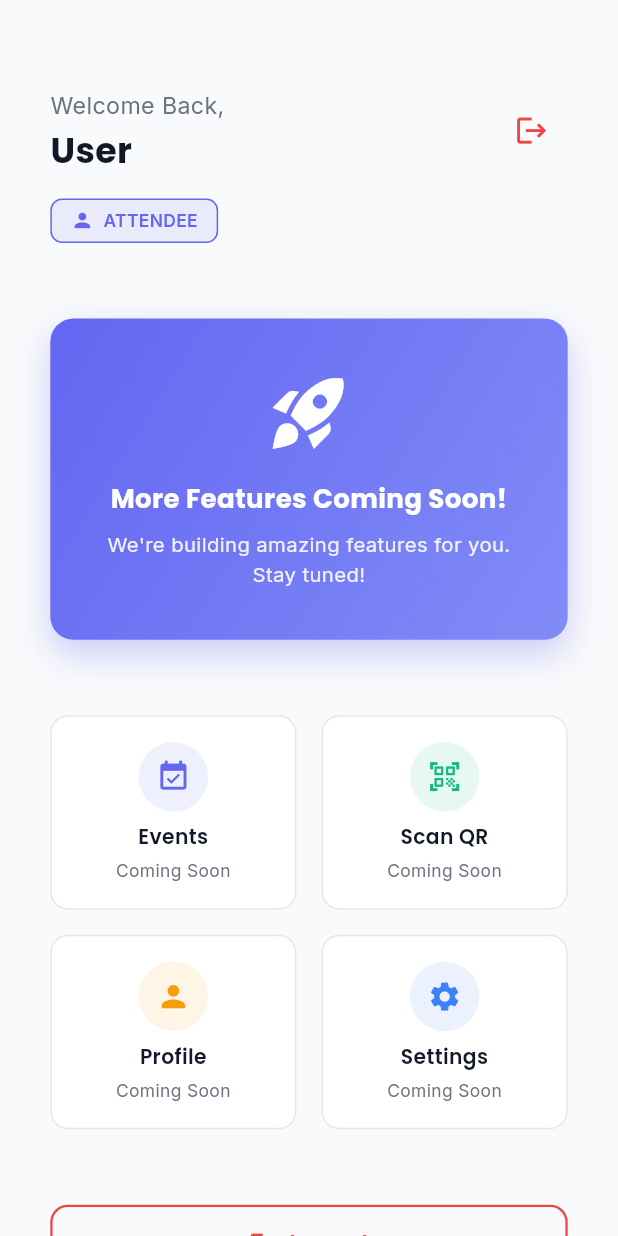
After one commit to somaa1/EventifyApp, a Flutter app: the HomeScreen screen opened by its route, on a phone screen of 412 x 824 dp. The commit adds this screen. Run offline on Flutter 3.47's test engine with Material 3 defaults, Android fonts, the phone set to English and light mode, and no system bars; drawn by our look-alikes of flutter_animate; our stand-ins replace dio, equatable, flutter_bloc, flutter_screenutil, flutter_secure_storage, get_it and 6 more; accounts and stored records are empty; generated files the repository leaves out were written again.

Commit message:
Add HomeScreen and integrate navigation after auth
Implemented the HomeScreen with UI and logout functionality. Updated app_router to include the home route. Modified login, OTP verification, and splash screens to navigate to the home screen upon successful authentication. Refactored button callbacks to accept BuildContext where needed.

```diff
--- a/lib/core/router/app_router.dart
+++ b/lib/core/router/app_router.dart
@@ -7,6 +7,7 @@ import '../../features/auth/presentation/screens/login_screen.dart';
 import '../../features/auth/presentation/screens/register_screen.dart';
 import '../../features/auth/presentation/screens/otp_verification_screen.dart';
 import '../../features/auth/presentation/screens/forgot_password_screen.dart';
+import '../../features/home/presentation/screens/home_screen.dart';
 import '../constants/app_constants.dart';
 
 class AppRouter {
@@ -147,7 +148,20 @@ class AppRouter {
           },
         ),
       ),
-      // TODO: Add home route when home screen is created
+      GoRoute(
+        path: home,
+        name: 'home',
+        pageBuilder: (context, state) => CustomTransitionPage(
+          key: state.pageKey,
+          child: const HomeScreen(),
+          transitionsBuilder: (context, animation, secondaryAnimation, child) {
+            return FadeTransition(
+              opacity: animation,
+              child: child,
+            );
+          },
+        ),
+      ),
     ],
   );
 
--- a/lib/features/auth/presentation/screens/login_screen.dart
+++ b/lib/features/auth/presentation/screens/login_screen.dart
@@ -51,7 +51,7 @@ class _LoginScreenState extends State<LoginScreen> {
     return null;
   }
 
-  void _handleLogin() {
+  void _handleLogin(BuildContext context) {
     if (_formKey.currentState!.validate()) {
       context.read<AuthBloc>().add(
             LoginRequested(
@@ -71,14 +71,20 @@ class _LoginScreenState extends State<LoginScreen> {
           child: BlocConsumer<AuthBloc, AuthState>(
             listener: (context, state) {
               if (state is AuthAuthenticated) {
-                // TODO: Navigate to home screen
+                // Show success message
                 ScaffoldMessenger.of(context).showSnackBar(
                   const SnackBar(
                     content: Text('Login successful!'),
                     backgroundColor: AppColors.success,
+                    duration: Duration(seconds: 1),
                   ),
                 );
-                // context.go(AppRouter.home); // Will add this when home is created
+                // Navigate to home screen
+                Future.delayed(const Duration(milliseconds: 500), () {
+                  if (context.mounted) {
+                    context.go(AppRouter.home);
+                  }
+                });
               } else if (state is AuthError) {
                 ScaffoldMessenger.of(context).showSnackBar(
                   SnackBar(
@@ -188,7 +194,7 @@ class _LoginScreenState extends State<LoginScreen> {
                       LoadingButton(
                         text: 'Login',
                         isLoading: isLoading,
-                        onPressed: _handleLogin,
+                        onPressed: () => _handleLogin(context),
                       )
                           .animate()
                           .fadeIn(duration: 600.ms, delay: 500.ms)
--- a/lib/features/auth/presentation/screens/otp_verification_screen.dart
+++ b/lib/features/auth/presentation/screens/otp_verification_screen.dart
@@ -6,6 +6,7 @@ import 'package:flutter_screenutil/flutter_screenutil.dart';
 import 'package:go_router/go_router.dart';
 import '../../../../core/theme/app_colors.dart';
 import '../../../../core/theme/app_spacing.dart';
+import '../../../../core/router/app_router.dart';
 import '../../../../core/di/injection.dart';
 import '../bloc/auth_bloc.dart';
 import '../widgets/otp_input_field.dart';
@@ -53,7 +54,7 @@ class _OtpVerificationScreenState extends State<OtpVerificationScreen> {
     });
   }
 
-  void _handleVerifyOtp() {
+  void _handleVerifyOtp(BuildContext context) {
     if (_otp.length == 6) {
       context.read<AuthBloc>().add(
             VerifyOtpRequested(
@@ -64,7 +65,7 @@ class _OtpVerificationScreenState extends State<OtpVerificationScreen> {
     }
   }
 
-  void _handleResendOtp() {
+  void _handleResendOtp(BuildContext context) {
     context.read<AuthBloc>().add(
           ResendOtpRequested(email: widget.email),
         );
@@ -86,15 +87,20 @@ class _OtpVerificationScreenState extends State<OtpVerificationScreen> {
           child: BlocConsumer<AuthBloc, AuthState>(
             listener: (context, state) {
               if (state is AuthAuthenticated) {
-                // TODO: Navigate to home screen
+                // Show success message
                 ScaffoldMessenger.of(context).showSnackBar(
                   const SnackBar(
                     content: Text('Verification successful!'),
                     backgroundColor: AppColors.success,
+                    duration: Duration(seconds: 1),
                   ),
                 );
-                // Navigate to home when implemented
-                // context.go(AppRouter.home);
+                // Navigate to home screen
+                Future.delayed(const Duration(milliseconds: 500), () {
+                  if (context.mounted) {
+                    context.go(AppRouter.home);
+                  }
+                });
               } else if (state is AuthOtpResent) {
                 ScaffoldMessenger.of(context).showSnackBar(
                   SnackBar(
@@ -204,7 +210,7 @@ class _OtpVerificationScreenState extends State<OtpVerificationScreen> {
                           .fadeIn(duration: 600.ms, delay: 600.ms)
                     else
                       TextButton(
-                        onPressed: _handleResendOtp,
+                        onPressed: () => _handleResendOtp(context),
                         child: const Text('Resend Code'),
                       )
                           .animate()
@@ -216,7 +222,7 @@ class _OtpVerificationScreenState extends State<OtpVerificationScreen> {
                     LoadingButton(
                       text: 'Verify',
                       isLoading: isLoading,
-                      onPressed: _otp.length == 6 ? _handleVerifyOtp : null,
+                      onPressed: _otp.length == 6 ? () => _handleVerifyOtp(context) : null,
                     )
                         .animate()
                         .fadeIn(duration: 600.ms, delay: 700.ms)
--- a/lib/features/auth/presentation/screens/register_screen.dart
+++ b/lib/features/auth/presentation/screens/register_screen.dart
@@ -75,7 +75,7 @@ class _RegisterScreenState extends State<RegisterScreen> {
     return null;
   }
 
-  void _handleRegister() {
+  void _handleRegister(BuildContext context) {
     if (_formKey.currentState!.validate()) {
       context.read<AuthBloc>().add(
             RegisterRequested(
@@ -262,7 +262,7 @@ class _RegisterScreenState extends State<RegisterScreen> {
                       LoadingButton(
                         text: 'Create Account',
                         isLoading: isLoading,
-                        onPressed: _handleRegister,
+                        onPressed: () => _handleRegister(context),
                       )
                           .animate()
                           .fadeIn(duration: 600.ms, delay: 700.ms)
--- /dev/null
+++ b/lib/features/home/presentation/screens/home_screen.dart
@@ -0,0 +1,334 @@
+import 'package:flutter/material.dart';
+import 'package:flutter_bloc/flutter_bloc.dart';
+import 'package:flutter_animate/flutter_animate.dart';
+import 'package:flutter_screenutil/flutter_screenutil.dart';
+import 'package:go_router/go_router.dart';
+import '../../../../core/theme/app_colors.dart';
+import '../../../../core/theme/app_spacing.dart';
+import '../../../../core/theme/app_text_styles.dart';
+import '../../../../core/router/app_router.dart';
+import '../../../../core/di/injection.dart';
+import '../../../auth/presentation/bloc/auth_bloc.dart';
+
+class HomeScreen extends StatelessWidget {
+  const HomeScreen({super.key});
+
+  void _handleLogout(BuildContext context) {
+    context.read<AuthBloc>().add(LogoutRequested());
+  }
+
+  @override
+  Widget build(BuildContext context) {
+    return BlocProvider(
+      create: (context) => getIt<AuthBloc>(),
+      child: Scaffold(
+        body: SafeArea(
+          child: BlocConsumer<AuthBloc, AuthState>(
+            listener: (context, state) {
+              if (state is AuthUnauthenticated) {
+                // Navigate to login after logout
+                context.go(AppRouter.login);
+              }
+            },
+            builder: (context, state) {
+              // Get user data from authenticated state
+              String userName = 'User';
+              String userRole = 'ATTENDEE';
+
+              if (state is AuthAuthenticated) {
+                userName = state.name;
+                userRole = state.role;
+              }
+
+              return SingleChildScrollView(
+                padding: EdgeInsets.all(AppSpacing.xl),
+                child: Column(
+                  crossAxisAlignment: CrossAxisAlignment.start,
+                  children: [
+                    SizedBox(height: AppSpacing.lg),
+
+                    // Welcome Header
+                    Row(
+                      mainAxisAlignment: MainAxisAlignment.spaceBetween,
+                      children: [
+                        Expanded(
+                          child: Column(
+                            crossAxisAlignment: CrossAxisAlignment.start,
+                            children: [
+                              Text(
+                                'Welcome Back,',
+                                style: AppTextStyles.textTheme.bodyLarge?.copyWith(
+                                  color: AppColors.textSecondary,
+                                ),
+                              )
+                                  .animate()
+                                  .fadeIn(duration: 600.ms)
+                                  .slideY(begin: -0.3, end: 0, duration: 600.ms),
+
+                              SizedBox(height: 4.h),
+
+                              Text(
+                                userName,
+                                style: AppTextStyles.textTheme.displaySmall?.copyWith(
+                                  fontWeight: FontWeight.bold,
+                                ),
+                                maxLines: 2,
+                                overflow: TextOverflow.ellipsis,
+                              )
+                                  .animate()
+                                  .fadeIn(duration: 600.ms, delay: 100.ms)
+                                  .slideY(begin: -0.3, end: 0, duration: 600.ms, delay: 100.ms),
+                            ],
+                          ),
+                        ),
+
+                        // Logout Button
+                        IconButton(
+                          onPressed: () => _handleLogout(context),
+                          icon: Icon(
+                            Icons.logout,
+                            size: AppSpacing.iconMd,
+                            color: AppColors.error,
+                          ),
+                        )
+                            .animate()
+                            .fadeIn(duration: 600.ms, delay: 200.ms)
+                            .scale(duration: 600.ms, delay: 200.ms),
+                      ],
+                    ),
+
+                    SizedBox(height: AppSpacing.md),
+
+                    // Role Badge
+                    Container(
+                      padding: EdgeInsets.symmetric(
+                        horizontal: 12.w,
+                        vertical: 6.h,
+                      ),
+                      decoration: BoxDecoration(
+                        color: userRole == 'ORGANIZER'
+                            ? AppColors.secondary.withValues(alpha: 0.1)
+                            : AppColors.primary.withValues(alpha: 0.1),
+                        borderRadius: BorderRadius.circular(AppSpacing.radiusSm),
+                        border: Border.all(
+                          color: userRole == 'ORGANIZER'
+                              ? AppColors.secondary
+                              : AppColors.primary,
+                          width: 1,
+                        ),
+                      ),
+                      child: Row(
+                        mainAxisSize: MainAxisSize.min,
+                        children: [
+                          Icon(
+                            userRole == 'ORGANIZER' ? Icons.event : Icons.person,
+                            size: 16.r,
+                            color: userRole == 'ORGANIZER'
+                                ? AppColors.secondary
+                                : AppColors.primary,
+                          ),
+                          SizedBox(width: 6.w),
+                          Text(
+                            userRole,
+                            style: AppTextStyles.textTheme.labelMedium?.copyWith(
+                              color: userRole == 'ORGANIZER'
+                                  ? AppColors.secondary
+                                  : AppColors.primary,
+                              fontWeight: FontWeight.w600,
+                            ),
+                          ),
+                        ],
+                      ),
+                    )
+                        .animate()
+                        .fadeIn(duration: 600.ms, delay: 300.ms)
+                        .slideX(begin: -0.2, end: 0, duration: 600.ms, delay: 300.ms),
+
+                    SizedBox(height: AppSpacing.xxl),
+
+                    // Coming Soon Card
+                    Container(
+                      width: double.infinity,
+                      padding: EdgeInsets.all(AppSpacing.xl),
+                      decoration: BoxDecoration(
+                        gradient: AppColors.primaryGradient,
+                        borderRadius: BorderRadius.circular(AppSpacing.radiusLg),
+                        boxShadow: [
+                          BoxShadow(
+                            color: AppColors.primary.withValues(alpha: 0.3),
+                            blurRadius: 20.r,
+                            offset: Offset(0, 10.h),
+                          ),
+                        ],
+                      ),
+                      child: Column(
+                        children: [
+                          Icon(
+                            Icons.rocket_launch,
+                            size: 60.r,
+                            color: Colors.white,
+                          ),
+
+                          SizedBox(height: AppSpacing.md),
+
+                          Text(
+                            'More Features Coming Soon!',
+                            style: AppTextStyles.textTheme.headlineSmall?.copyWith(
+                              color: Colors.white,
+                              fontWeight: FontWeight.bold,
+                            ),
+                            textAlign: TextAlign.center,
+                          ),
+
+                          SizedBox(height: AppSpacing.sm),
+
+                          Text(
+                            'We\'re building amazing features for you.\nStay tuned!',
+                            style: AppTextStyles.textTheme.bodyMedium?.copyWith(
+                              color: Colors.white.withValues(alpha: 0.9),
+                            ),
+                            textAlign: TextAlign.center,
+                          ),
+                        ],
+                      ),
+                    )
+                        .animate()
+                        .fadeIn(duration: 800.ms, delay: 400.ms)
+                        .scale(duration: 800.ms, delay: 400.ms, curve: Curves.elasticOut),
+
+                    SizedBox(height: AppSpacing.xxl),
+
+                    // Quick Info Cards
+                    Row(
+                      children: [
+                        Expanded(
+                          child: _buildInfoCard(
+                            icon: Icons.event_available,
+                            title: 'Events',
+                            subtitle: 'Coming Soon',
+                            color: AppColors.primary,
+                            delay: 500,
+                          ),
+                        ),
+                        SizedBox(width: AppSpacing.md),
+                        Expanded(
+                          child: _buildInfoCard(
+                            icon: Icons.qr_code_scanner,
+                            title: 'Scan QR',
+                            subtitle: 'Coming Soon',
+                            color: AppColors.secondary,
+                            delay: 600,
+                          ),
+                        ),
+                      ],
+                    ),
+
+                    SizedBox(height: AppSpacing.md),
+
+                    Row(
+                      children: [
+                        Expanded(
+                          child: _buildInfoCard(
+                            icon: Icons.person,
+                            title: 'Profile',
+                            subtitle: 'Coming Soon',
+                            color: AppColors.warning,
+                            delay: 700,
+                          ),
+                        ),
+                        SizedBox(width: AppSpacing.md),
+                        Expanded(
+                          child: _buildInfoCard(
+                            icon: Icons.settings,
+                            title: 'Settings',
+                            subtitle: 'Coming Soon',
+                            color: AppColors.info,
+                            delay: 800,
+                          ),
+                        ),
+                      ],
+                    ),
+
+                    SizedBox(height: AppSpacing.xxl),
+
+                    // Logout Button
+                    SizedBox(
+                      width: double.infinity,
+                      child: OutlinedButton.icon(
+                        onPressed: () => _handleLogout(context),
+                        icon: Icon(Icons.logout, size: 20.r),
+                        label: const Text('Logout'),
+                        style: OutlinedButton.styleFrom(
+                          foregroundColor: AppColors.error,
+                          side: BorderSide(color: AppColors.error, width: 1.5),
+                        ),
+                      ),
+                    )
+                        .animate()
+                        .fadeIn(duration: 600.ms, delay: 900.ms)
+                        .slideY(begin: 0.3, end: 0, duration: 600.ms, delay: 900.ms),
+                  ],
+                ),
+              );
+            },
+          ),
+        ),
+      ),
+    );
+  }
+
+  Widget _buildInfoCard({
+    required IconData icon,
+    required String title,
+    required String subtitle,
+    required Color color,
+    required int delay,
+  }) {
+    return Container(
+      padding: EdgeInsets.all(AppSpacing.md),
+      decoration: BoxDecoration(
+        color: AppColors.surface,
+        borderRadius: BorderRadius.circular(AppSpacing.radiusMd),
+        border: Border.all(
+          color: AppColors.border,
+          width: 1,
+        ),
+      ),
+      child: Column(
+        children: [
+          Container(
+            padding: EdgeInsets.all(12.r),
+            decoration: BoxDecoration(
+              color: color.withValues(alpha: 0.1),
+              shape: BoxShape.circle,
+            ),
+            child: Icon(
+              icon,
+              size: 24.r,
+              color: color,
+            ),
+          ),
+          SizedBox(height: 8.h),
+          Text(
+            title,
+            style: AppTextStyles.textTheme.titleSmall?.copyWith(
+              fontWeight: FontWeight.w600,
+            ),
+            textAlign: TextAlign.center,
+          ),
+          SizedBox(height: 4.h),
+          Text(
+            subtitle,
+            style: AppTextStyles.textTheme.bodySmall?.copyWith(
+              color: AppColors.textSecondary,
+            ),
+            textAlign: TextAlign.center,
+          ),
+        ],
+      ),
+    )
+        .animate()
+        .fadeIn(duration: 600.ms, delay: delay.ms)
+        .slideY(begin: 0.3, end: 0, duration: 600.ms, delay: delay.ms);
+  }
+}
--- a/lib/features/splash/presentation/splash_screen.dart
+++ b/lib/features/splash/presentation/splash_screen.dart
@@ -35,9 +35,8 @@ class _SplashScreenState extends State<SplashScreen> {
 
     if (isAuthenticated) {
       // User is logged in, navigate to home
-      // TODO: Navigate to home screen when it's created
       if (!mounted) return;
-      context.go(AppRouter.login); // Temporary - will change to home
+      context.go(AppRouter.home);
     } else {
       // User is not logged in, check if first launch
       final isFirstLaunch = await AppRouter.isFirstLaunch();
```
